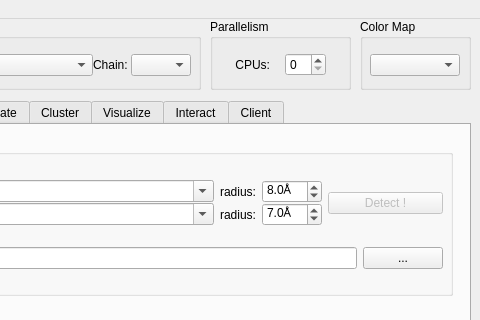
Above: REvoDesign/UI/REvoDesign-PyMOL.ui from YaoYinYing/REvoDesign before the change; both pictures show x 180 to 660 and y 0 to 320 of the 660 by 560 pixel window. Below: the same form after it.
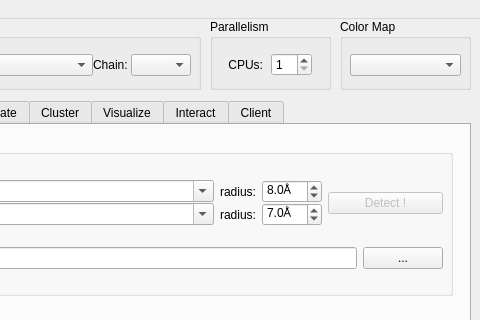
That is the form after the change.

What changed in the file:
```diff
--- a/REvoDesign/UI/REvoDesign-PyMOL.ui
+++ b/REvoDesign/UI/REvoDesign-PyMOL.ui
@@ -3816,7 +3816,7 @@
      <rect>
       <x>390</x>
       <y>0</y>
-      <width>141</width>
+      <width>121</width>
       <height>71</height>
      </rect>
     </property>
@@ -3828,7 +3828,7 @@
       <rect>
        <x>10</x>
        <y>30</y>
-       <width>121</width>
+       <width>101</width>
        <height>32</height>
       </rect>
      </property>
@@ -3866,6 +3866,9 @@
         <property name="statusTip">
          <string>Number of processors used. Parallelism is enabled if CPU is set greater than 1</string>
         </property>
+        <property name="minimum">
+         <number>1</number>
+        </property>
        </widget>
       </item>
      </layout>
@@ -3874,9 +3877,9 @@
    <widget class="QGroupBox" name="groupBox_8">
     <property name="geometry">
      <rect>
-      <x>540</x>
+      <x>520</x>
       <y>0</y>
-      <width>111</width>
+      <width>131</width>
       <height>71</height>
      </rect>
     </property>
@@ -3888,7 +3891,7 @@
       <rect>
        <x>10</x>
        <y>30</y>
-       <width>91</width>
+       <width>111</width>
        <height>32</height>
       </rect>
      </property>
@@ -3903,7 +3906,7 @@
         </property>
         <property name="maximumSize">
          <size>
-          <width>90</width>
+          <width>120</width>
           <height>16777215</height>
          </size>
         </property>
```
